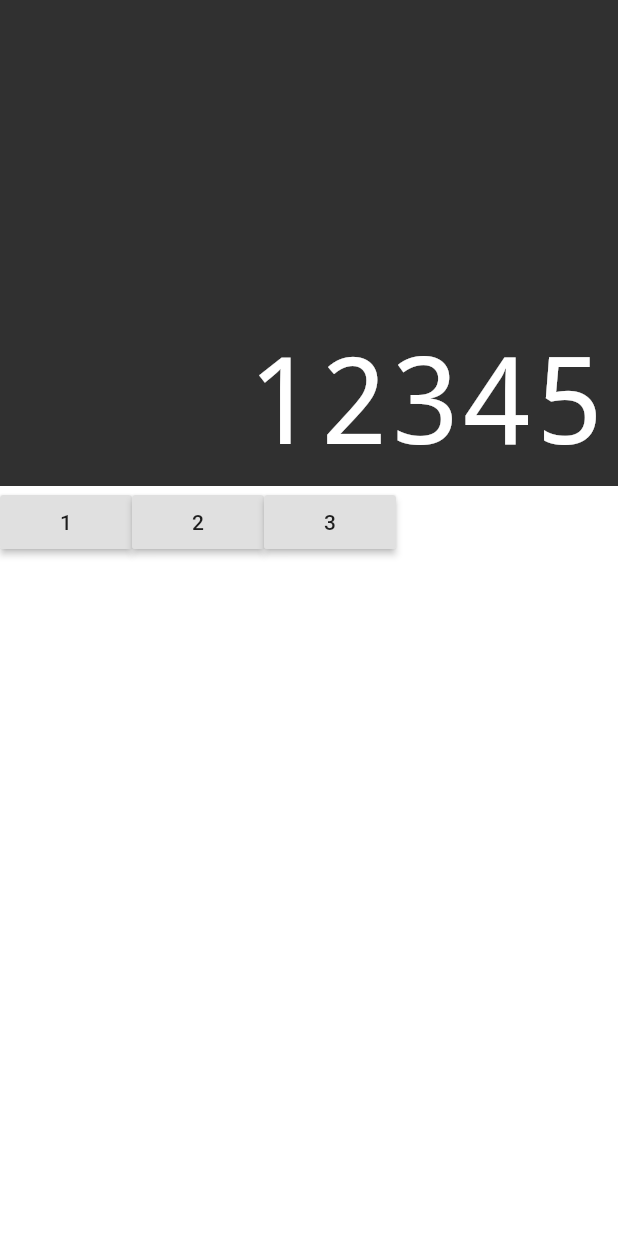
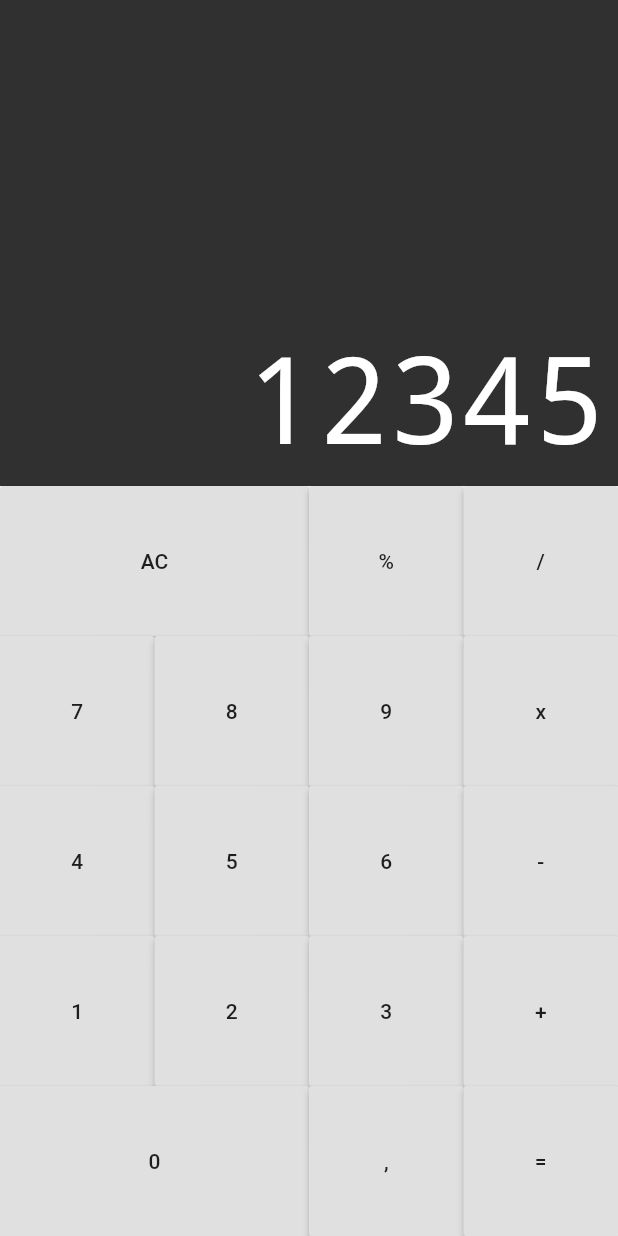
Before and after one commit to Marlon-Paulo-da-Silva/Flutter-calculator, a Flutter app: the screen it shows after launch, on a phone screen of 412 x 824 dp. Run offline on Flutter 3.47's test engine with Material 2 defaults, Android fonts, the phone set to English and light mode, and no system bars; drawn by our look-alikes of auto_size_text.

Commit message:
adicionando o teclado com botoes em components separados e atribuido a variavel big para os que tem que ser maiores

```diff
--- a/lib/component/button.dart
+++ b/lib/component/button.dart
@@ -3,15 +3,22 @@ import 'package:flutter/material.dart';
 class Button extends StatelessWidget {
 
   final String text;
+  final bool big;
 
   Button({
-    @required this.text,});
+    @required this.text,
+    this.big = false,
+
+    });
 
   @override
   Widget build(BuildContext context) {
-    return RaisedButton(
-      child: Text(text),
-      onPressed: (){},
+    return Expanded(
+      flex: big ? 2 : 1,
+          child: RaisedButton(
+        child: Text(text),
+        onPressed: (){},
+      ),
     );
   }
 }
--- a/lib/component/button_row.dart
+++ b/lib/component/button_row.dart
@@ -10,8 +10,13 @@ class ButtonRow extends StatelessWidget {
 
   @override
   Widget build(BuildContext context) {
-    return Row(
-      children: buttons,
+    return Expanded(
+      flex: 1,
+
+          child: Row(
+            crossAxisAlignment: CrossAxisAlignment.stretch,
+        children: buttons,
+      ),
     );
   }
 }
--- a/lib/component/keyboard.dart
+++ b/lib/component/keyboard.dart
@@ -11,10 +11,34 @@ class Keyboard extends StatelessWidget {
       child: Column(
         children: <Widget>[
           ButtonRow([
+            Button(text: 'AC',big: true),
+            Button(text: '%',),
+            Button(text: '/',),
+
+          ]),
+          ButtonRow([
+            Button(text: '7',),
+            Button(text: '8',),
+            Button(text: '9',),
+            Button(text: 'x',),
+          ]),
+          ButtonRow([
+            Button(text: '4',),
+            Button(text: '5',),
+            Button(text: '6',),
+            Button(text: '-',),
+          ]),
+          ButtonRow([
             Button(text: '1',),
             Button(text: '2',),
             Button(text: '3',),
-          ])
+            Button(text: '+',),
+          ]),
+          ButtonRow([
+            Button(text: '0',big: true,),
+            Button(text: ',',),
+            Button(text: '=',),
+          ]),
         ],
       ),
     );
--- a/lib/models/memory.dart
+++ b/lib/models/memory.dart
@@ -1,3 +1,3 @@
-class Memory{
+class Memory {
 
 }
```
